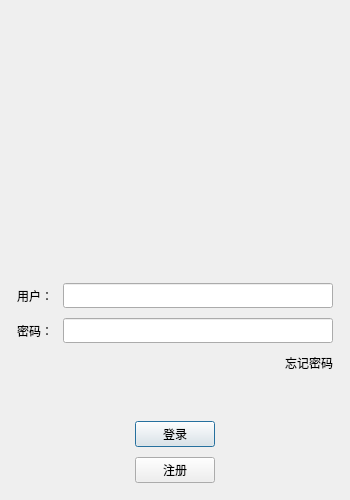
Before: the Qt Designer form logindialog.ui in Norym-L/myChatClient, drawn with Qt 5.
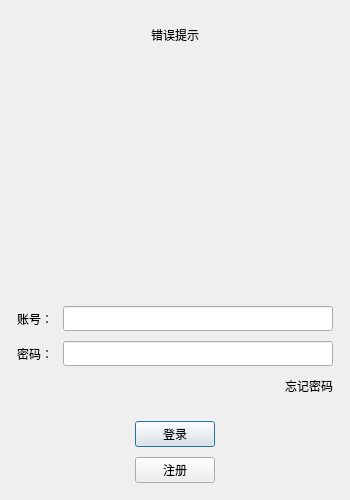
After: the same form once the commit is applied. Icons and pictures are not drawn. Custom widgets are drawn as their Qt base class.

Commit message: 账号登录验证逻辑

```diff
--- a/logindialog.ui
+++ b/logindialog.ui
@@ -43,10 +43,32 @@
      <property name="bottomMargin">
       <number>6</number>
      </property>
+     <item>
+      <widget class="QWidget" name="widget_2" native="true">
+       <property name="minimumSize">
+        <size>
+         <width>0</width>
+         <height>0</height>
+        </size>
+       </property>
+       <layout class="QGridLayout" name="gridLayout_2">
+        <item row="0" column="0">
+         <widget class="QLabel" name="error_tip">
+          <property name="text">
+           <string>错误提示</string>
+          </property>
+          <property name="alignment">
+           <set>Qt::AlignmentFlag::AlignCenter</set>
+          </property>
+         </widget>
+        </item>
+       </layout>
+      </widget>
+     </item>
      <item>
       <widget class="QWidget" name="widget" native="true">
        <layout class="QGridLayout" name="gridLayout">
-        <item row="0" column="0">
+        <item row="1" column="0">
          <widget class="QLabel" name="img">
           <property name="minimumSize">
            <size>
@@ -104,7 +126,7 @@
           </size>
          </property>
          <property name="text">
-          <string>用户：</string>
+          <string>账号：</string>
          </property>
         </widget>
        </item>
```
Left out of the diff: 4 changed lines with no effect on the pictures. The commit also changes 7 other files.
